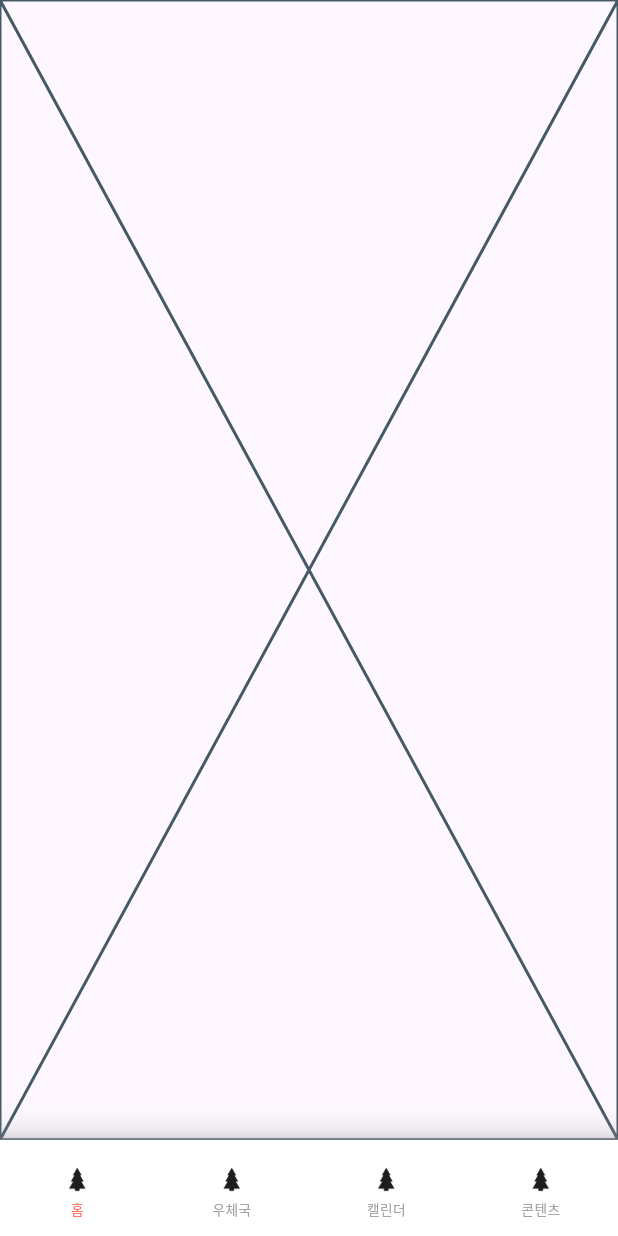
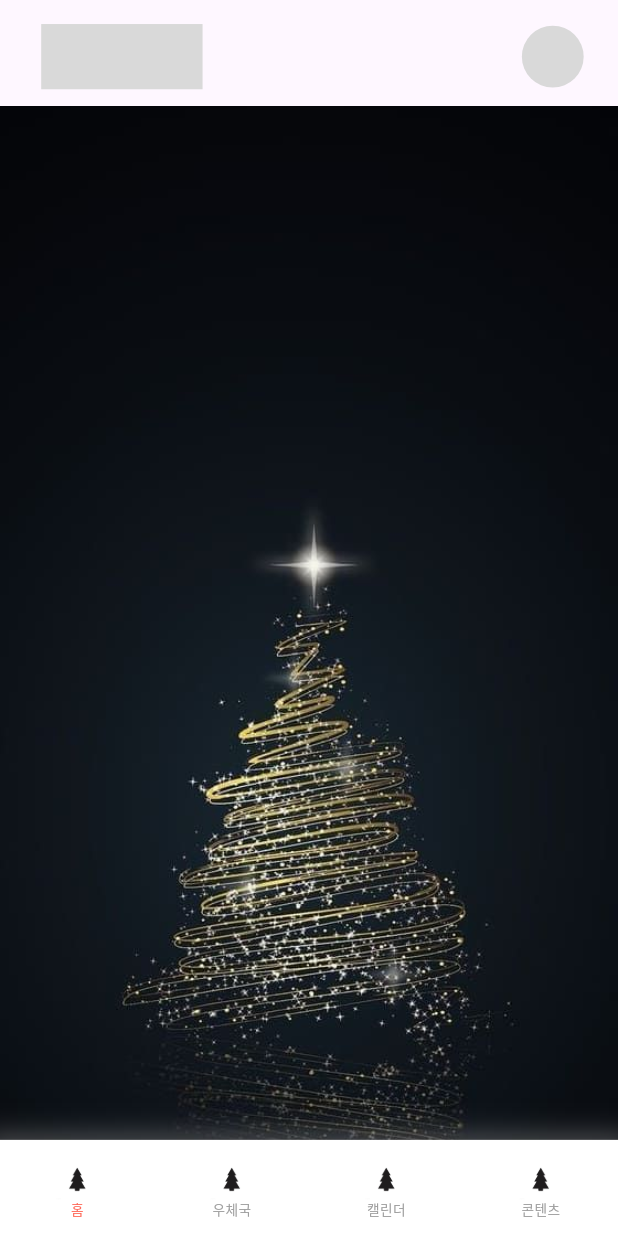
Before and after one commit to Dear-deer-developer/Dear-dear-FE, a Flutter app: the screen it shows after launch, on a phone screen of 412 x 824 dp. Run offline on Flutter 3.47's test engine with Material 3 defaults, Android fonts, the phone set to English and light mode, and no system bars; our stand-ins replace flutter_screenutil, get, logger.

Commit message:
임시 홈 코드 작성

```diff
--- a/lib/data/image_data.dart
+++ b/lib/data/image_data.dart
@@ -21,5 +21,5 @@ class ImageData extends StatelessWidget {
 class ImagePath {
   //static String get 사용할이름 => 'assets/images/파일이름.png';
   static String get botNavIcon => 'assets/images/temp_bot_nav_icon.png';
-  static String get homeBgImage => 'assets/images/temop_home.png';
+  static String get homeBgImage => 'assets/images/temp_home.png';
 }
--- a/lib/view/home.dart
+++ b/lib/view/home.dart
@@ -1,10 +1,60 @@
+import 'package:dear_deer_demo/controller/home/home_controller.dart';
+import 'package:dear_deer_demo/data/image_data.dart';
 import 'package:flutter/material.dart';
+import 'package:flutter_screenutil/flutter_screenutil.dart';
+import 'package:get/get.dart';
 
-class Home extends StatelessWidget {
+class Home extends GetView<HomeController> {
   const Home({super.key});
 
   @override
   Widget build(BuildContext context) {
-    return const Placeholder();
+    return Scaffold(
+      body: _body(context),
+    );
+  }
+
+  Widget _body(BuildContext context) {
+    return Column(
+      children: [
+        _topWidget(),
+        // 임시 홈 배경화면
+        Expanded(
+          child: Image.asset(
+            ImagePath.homeBgImage,
+            fit: BoxFit.cover,
+            width: double.infinity,
+          ),
+        ),
+      ],
+    );
+  }
+
+  Widget _topWidget() {
+    return Padding(
+      padding:
+          EdgeInsets.only(left: 24.w, right: 20.w, top: 14.h, bottom: 10.h),
+      child: Row(
+        mainAxisAlignment: MainAxisAlignment.spaceBetween,
+        children: [
+          Container(
+            width: 94.w,
+            height: 38.h,
+            decoration: const BoxDecoration(
+              color: Color(0xFFD9D9D9),
+            ),
+          ),
+          // 프로필 이미지
+          Container(
+            width: 36.w,
+            height: 36.h,
+            decoration: const BoxDecoration(
+              shape: BoxShape.circle,
+              color: Color(0xFFD9D9D9),
+            ),
+          ),
+        ],
+      ),
+    );
   }
 }
--- a/lib/view/main_view.dart
+++ b/lib/view/main_view.dart
@@ -14,12 +14,13 @@ class MainView extends GetView<BottomNavController> {
   Widget build(BuildContext context) {
     return Obx(
       () => PopScope(
+        // 뒤로가기
         canPop: true,
         onPopInvoked: (didPop) {
           controller.popAction();
         },
         child: Scaffold(
-          resizeToAvoidBottomInset: false,
+          resizeToAvoidBottomInset: false, // 키보드 픽셀 over 방지
           body: SafeArea(child: _body()),
           bottomNavigationBar: const BottomNav(),
         ),
```
